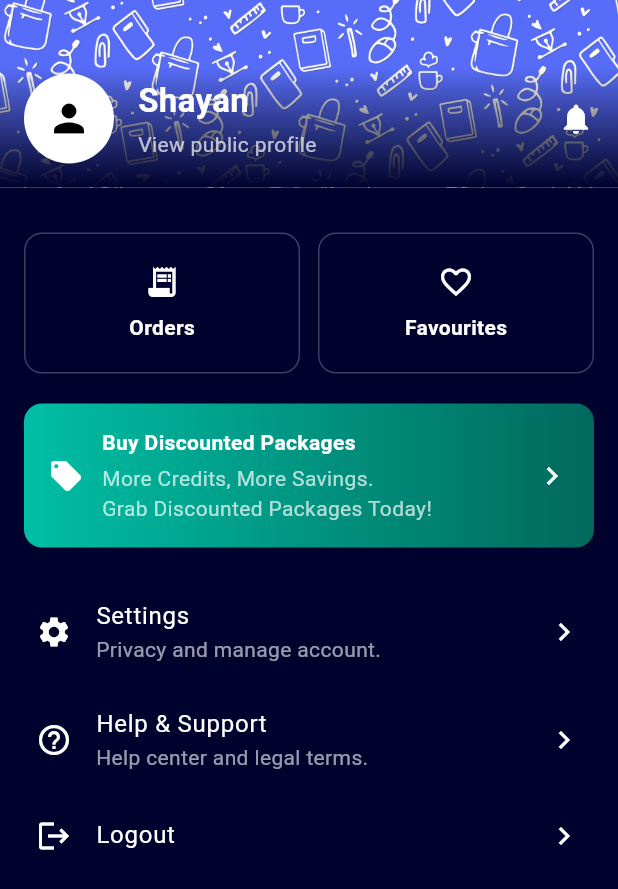
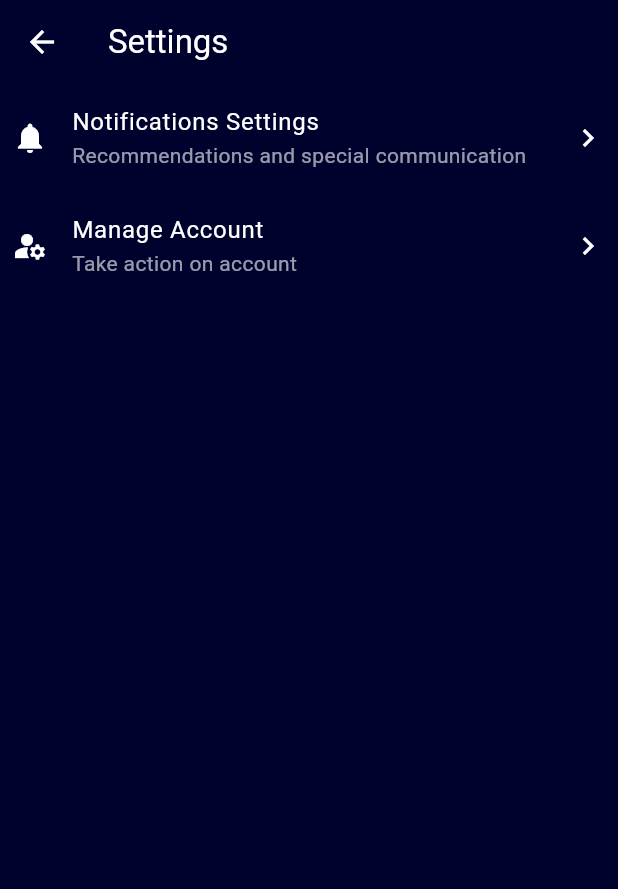
Before and after one commit to I-S-G-7/olx_app, a Flutter app: the AccountPage screen opened directly, after a tap on "Settings", on a phone screen of 412 x 824 dp. Shown: the top 889 px of the screen. Run offline on Flutter 3.47's test engine with Material 3 defaults, Android fonts, the phone set to English and light mode, and no system bars; our stand-ins replace persistent_bottom_nav_bar_v2; network calls fail.

Commit message:
Worked on accounts page functionality

```diff
--- a/lib/accounts_page.dart
+++ b/lib/accounts_page.dart
@@ -1,11 +1,18 @@
 import 'package:flutter/material.dart';
+import 'package:olx_app/favourites_page.dart';
 import 'package:olx_app/orders_page.dart';
 import 'package:olx_app/profile_notification_page.dart';
+import 'package:olx_app/settings_tab.dart';
 import 'package:olx_app/verify_number_screen.dart';
 
-class AccountPage extends StatelessWidget {
+class AccountPage extends StatefulWidget {
   const AccountPage({super.key});
 
+  @override
+  State<AccountPage> createState() => _AccountPageState();
+}
+
+class _AccountPageState extends State<AccountPage> {
   @override
   Widget build(BuildContext context) {
     return Scaffold(
@@ -96,19 +103,28 @@ class AccountPage extends StatelessWidget {
                       child: InkWell(
                         onTap: () {
                           Navigator.of(context, rootNavigator: true).push(
-                                MaterialPageRoute(
-                                  builder: (context) =>
-                                      const OrdersPage(),
-                                ));
+                            MaterialPageRoute(
+                              builder: (context) => const OrdersPage(),
+                            ),
+                          );
                         },
                         child: _buildOptionBox(Icons.receipt_long, "Orders"),
                       ),
                     ),
                     const SizedBox(width: 12),
                     Expanded(
-                      child: _buildOptionBox(
-                        Icons.favorite_border,
-                        "Favourites",
+                      child: InkWell(
+                        onTap: () {
+                          Navigator.of(context, rootNavigator: true).push(
+                            MaterialPageRoute(
+                              builder: (context) => const FavouritesPage(),
+                            ),
+                          );
+                        },
+                        child: _buildOptionBox(
+                          Icons.favorite_border,
+                          "Favourites",
+                        ),
                       ),
                     ),
                   ],
@@ -164,13 +180,19 @@ class AccountPage extends StatelessWidget {
                   Icons.settings,
                   "Settings",
                   "Privacy and manage account.",
+                  () {
+                    Navigator.of(context, rootNavigator: true).push(
+                      MaterialPageRoute(builder: (context) => SettingsTab()),
+                    );
+                  },
                 ),
                 _buildSettingsTile(
                   Icons.help_outline,
                   "Help & Support",
                   "Help center and legal terms.",
+                  null,
                 ),
-                _buildSettingsTile(Icons.logout, "Logout", ""),
+                _buildSettingsTile(Icons.logout, "Logout", "", null),
               ],
             ),
           ),
@@ -202,7 +224,12 @@ class AccountPage extends StatelessWidget {
     );
   }
 
-  Widget _buildSettingsTile(IconData icon, String title, String subtitle) {
+  Widget _buildSettingsTile(
+    IconData icon,
+    String title,
+    String subtitle,
+    void Function()? onT,
+  ) {
     return ListTile(
       contentPadding: const EdgeInsets.symmetric(horizontal: 8),
       leading: Icon(icon, color: Colors.white),
@@ -211,7 +238,11 @@ class AccountPage extends StatelessWidget {
           ? Text(subtitle, style: const TextStyle(color: Colors.white60))
           : null,
       trailing: const Icon(Icons.chevron_right, color: Colors.white),
-      onTap: () {},
+      onTap: () {
+        if (onT != null) {
+          onT();
+        }
+      },
     );
   }
 }
--- /dev/null
+++ b/lib/settings_tab.dart
@@ -0,0 +1,57 @@
+import 'package:flutter/material.dart';
+import 'package:olx_app/manage_account_page.dart';
+import 'package:olx_app/notifications_settings_page.dart';
+
+class SettingsTab extends StatelessWidget {
+  const SettingsTab({super.key});
+
+  @override
+  Widget build(BuildContext context) {
+    return Scaffold(
+      backgroundColor: const Color(0xFF00022E),
+      appBar: AppBar(
+        iconTheme: const IconThemeData(color: Colors.white),
+        backgroundColor: const Color(0xFF00022E),
+        title: const Text(
+          "Settings",
+          style: TextStyle(color: Colors.white),
+        ),
+    ),
+    body: Column(
+      children: [
+        _buildSettingsTile(Icons.notifications, "Notifications Settings", "Recommendations and special communication",() {
+                    Navigator.of(context, rootNavigator: true).push(
+                      MaterialPageRoute(builder: (context) => NotificationsSettingsPage()),
+                    );
+                  },),
+        _buildSettingsTile(Icons.manage_accounts, "Manage Account", "Take action on account", () {
+                    Navigator.of(context, rootNavigator: true).push(
+                      MaterialPageRoute(builder: (context) => ManageAccountPage()),
+                    );
+                  },)
+      ],
+    ),
+    );
+  }
+}
+ Widget _buildSettingsTile(
+    IconData icon,
+    String title,
+    String subtitle,
+    void Function()? onT,
+  ) {
+    return ListTile(
+      contentPadding: const EdgeInsets.symmetric(horizontal: 8),
+      leading: Icon(icon, color: Colors.white),
+      title: Text(title, style: const TextStyle(color: Colors.white)),
+      subtitle: subtitle.isNotEmpty
+          ? Text(subtitle, style: const TextStyle(color: Colors.white60))
+          : null,
+      trailing: const Icon(Icons.chevron_right, color: Colors.white),
+      onTap: () {
+        if (onT != null) {
+          onT();
+        }
+      },
+    );
+  }
```
Also changed, not shown: lib/favourites_page.dart (added, +120 -0 lines), lib/manage_account_page.dart (added, +67 -0 lines), lib/notifications_settings_page.dart (added, +42 -0 lines).
